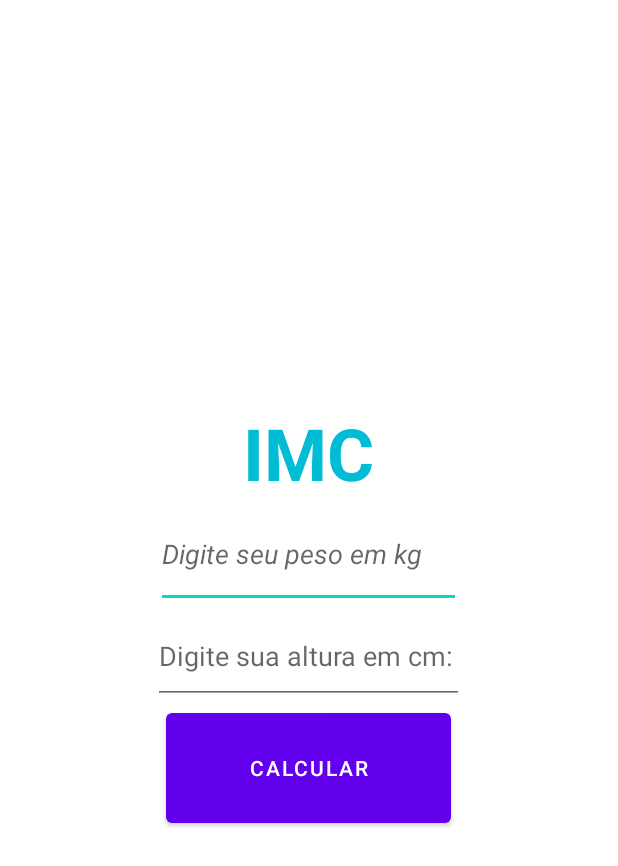
After one commit to VictoriaPriscila28/Calculadora-IMC, an Android app: the layout main_linear.xml on its own in the app's theme, with its tools: preview values and no code run, on a phone screen of 412 x 824 dp. The commit adds this screen. Shown: the top 866 px of the screen. Run offline under Robolectric (Android 15) with nearby library versions, the phone set to English and light mode, and no system bars.

Commit message:
suffering with the build tools version(help)

```diff
--- a/app/build.gradle
+++ b/app/build.gradle
@@ -5,7 +5,7 @@ plugins {
 
 android {
     compileSdkVersion 30
-    buildToolsVersion "31.0.0"
+    buildToolsVersion "30.0.3"
 
     defaultConfig {
         applicationId "com.example.imc_app"
@@ -39,7 +39,7 @@ dependencies {
     implementation 'androidx.appcompat:appcompat:1.3.1'
     implementation 'com.google.android.material:material:1.4.0'
     implementation 'androidx.constraintlayout:constraintlayout:2.1.0'
-    testImplementation 'junit:junit:4.+'
+    testImplementation 'junit:junit:4.13.2'
     androidTestImplementation 'androidx.test.ext:junit:1.1.3'
     androidTestImplementation 'androidx.test.espresso:espresso-core:3.4.0'
 }
--- /dev/null
+++ b/app/src/main/res/layout/main_linear.xml
@@ -0,0 +1,53 @@
+<?xml version="1.0" encoding="utf-8"?>
+
+<LinearLayout xmlns:android="http://schemas.android.com/apk/res/android"
+    xmlns:tools="http://schemas.android.com/tools"
+    android:layout_width="match_parent"
+    android:layout_height="match_parent"
+    tools:context=".MainActivity"
+    android:gravity="center"
+    android:orientation="vertical"
+    xmlns:app="http://schemas.android.com/apk/res-auto">
+
+    <TextView
+        android:id="@+id/textView"
+        style="@style/title_purple"
+        android:layout_width="wrap_content"
+        android:layout_height="wrap_content"
+        android:text=" IMC "
+        android:textSize="48sp"
+        app:layout_constraintBottom_toBottomOf="parent"
+        app:layout_constraintHorizontal_bias="0.49"
+        app:layout_constraintLeft_toLeftOf="parent"
+        app:layout_constraintRight_toRightOf="parent"
+        app:layout_constraintTop_toTopOf="parent"
+        app:layout_constraintVertical_bias="0.311" />
+
+    <EditText
+        android:id="@+id/pesoEDT"
+        android:layout_width="203dp"
+        android:layout_height="71dp"
+        android:hint="Digite seu peso em kg"
+        android:inputType="numberDecimal"
+        android:textColor="@color/teal_700"
+        android:textStyle="italic"
+        tools:layout_editor_absoluteX="114dp"
+        tools:layout_editor_absoluteY="290dp" />
+
+    <EditText
+        android:id="@+id/alturaEDT"
+        android:layout_width="207dp"
+        android:layout_height="64dp"
+        android:hint="Digite sua altura em cm:"
+        tools:layout_editor_absoluteX="102dp"
+        tools:layout_editor_absoluteY="383dp" />
+
+    <Button
+        android:id="@+id/calcularBTN"
+        android:layout_width="190dp"
+        android:layout_height="85dp"
+        android:text="CALCULAR"
+        tools:layout_editor_absoluteX="110dp"
+        tools:layout_editor_absoluteY="476dp" />
+
+</LinearLayout>
--- a/app/src/main/res/mipmap-anydpi-v26/ic_launcher_round.xml
+++ b/app/src/main/res/mipmap-anydpi-v26/ic_launcher_round.xml
@@ -1,5 +1,5 @@
 <?xml version="1.0" encoding="utf-8"?>
 <adaptive-icon xmlns:android="http://schemas.android.com/apk/res/android">
     <background android:drawable="@drawable/ic_launcher_background" />
-    <foreground android:drawable="@drawable/ic_launcher_foreground" />
+    <foreground android:drawable="@color/design_default_color_background" />
 </adaptive-icon>
```
Also changed, not shown: app/src/main/java/com/example/imc_app/MainActivity.kt (+6 -30 lines), app/src/main/java/com/example/imc_app/ResultActivity2.kt (+38 -0 lines), app/src/main/res/layout/activity_main.xml (+58 -39 lines), app/src/main/res/layout/activity_result2.xml (+54 -4 lines).
